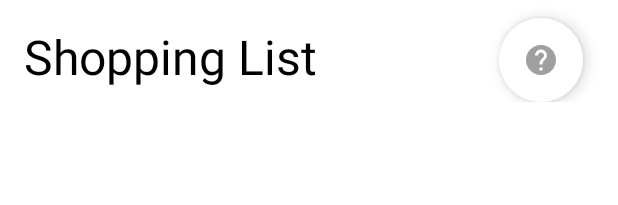
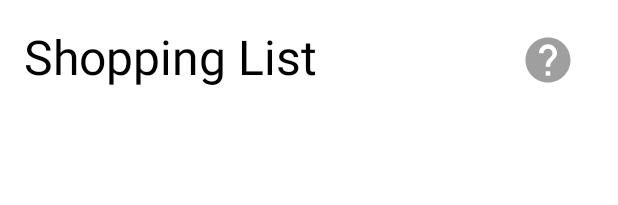
Before and after one commit to PhilipDW183/ShoppingListApp, an Android app: the layout activity_main.xml on its own in the app's theme, with its tools: preview values and no code run, on a phone screen of 412 x 824 dp. Shown: the top 205 px of the screen. Run offline under Robolectric (Android 15) with nearby library versions, the phone set to English and light mode, and no system bars.

Commit message:
Increase size of help button

```diff
--- a/app/src/main/res/layout/activity_main.xml
+++ b/app/src/main/res/layout/activity_main.xml
@@ -34,13 +34,18 @@
             <com.google.android.material.floatingactionbutton.FloatingActionButton
                 android:id="@+id/onboardQuestion"
                 android:layout_marginTop="12dp"
-                android:layout_marginEnd="16dp"
+                android:layout_marginBottom="12dp"
+                android:layout_marginEnd="10dp"
                 android:layout_width="0dp"
                 android:layout_height="wrap_content"
                 android:layout_weight="1"
                 android:backgroundTint="@color/white"
                 android:src="@drawable/ic_help"
+                android:scaleType="center"
                 app:borderWidth="0dp"
+                app:elevation="0dp"
+                app:fabSize="normal"
+                app:maxImageSize="36dp"
                 />
 
         </LinearLayout>
```
